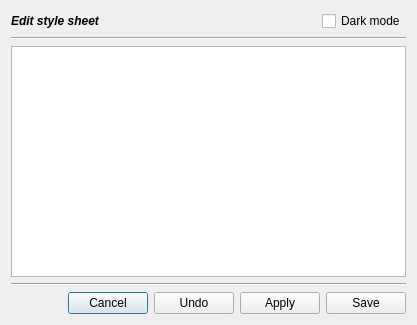
Old version of the form src/Gui/Preferences/UiPreferences/GUI_CssEditor.ui in the repository Inferno214221/sayonara-player.
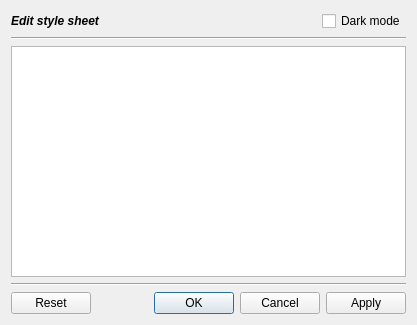
New version of the form.

Patch:
```diff
--- a/src/Gui/Preferences/UiPreferences/GUI_CssEditor.ui
+++ b/src/Gui/Preferences/UiPreferences/GUI_CssEditor.ui
@@ -37,51 +37,6 @@
      </property>
     </widget>
    </item>
-   <item row="5" column="0">
-    <layout class="QHBoxLayout" name="horizontalLayout">
-     <item>
-      <spacer name="horizontalSpacer">
-       <property name="orientation">
-        <enum>Qt::Horizontal</enum>
-       </property>
-       <property name="sizeHint" stdset="0">
-        <size>
-         <width>40</width>
-         <height>20</height>
-        </size>
-       </property>
-      </spacer>
-     </item>
-     <item>
-      <widget class="QPushButton" name="btn_cancel">
-       <property name="text">
-        <string notr="true">Cancel</string>
-       </property>
-      </widget>
-     </item>
-     <item>
-      <widget class="QPushButton" name="btn_undo">
-       <property name="text">
-        <string notr="true">Undo</string>
-       </property>
-      </widget>
-     </item>
-     <item>
-      <widget class="QPushButton" name="btn_apply">
-       <property name="text">
-        <string notr="true">Apply</string>
-       </property>
-      </widget>
-     </item>
-     <item>
-      <widget class="QPushButton" name="btn_save">
-       <property name="text">
-        <string notr="true">Save</string>
-       </property>
-      </widget>
-     </item>
-    </layout>
-   </item>
    <item row="1" column="0">
     <layout class="QHBoxLayout" name="horizontalLayout_2">
      <item>
@@ -120,6 +75,20 @@
      </item>
     </layout>
    </item>
+   <item row="4" column="0">
+    <widget class="Line" name="line_2">
+     <property name="orientation">
+      <enum>Qt::Horizontal</enum>
+     </property>
+    </widget>
+   </item>
+   <item row="5" column="0">
+    <widget class="QDialogButtonBox" name="buttonBox">
+     <property name="standardButtons">
+      <set>QDialogButtonBox::Apply|QDialogButtonBox::Cancel|QDialogButtonBox::Ok|QDialogButtonBox::Reset</set>
+     </property>
+    </widget>
+   </item>
   </layout>
  </widget>
  <resources/>
```
Left out of the diff: 10 changed lines with no effect on the pictures.
